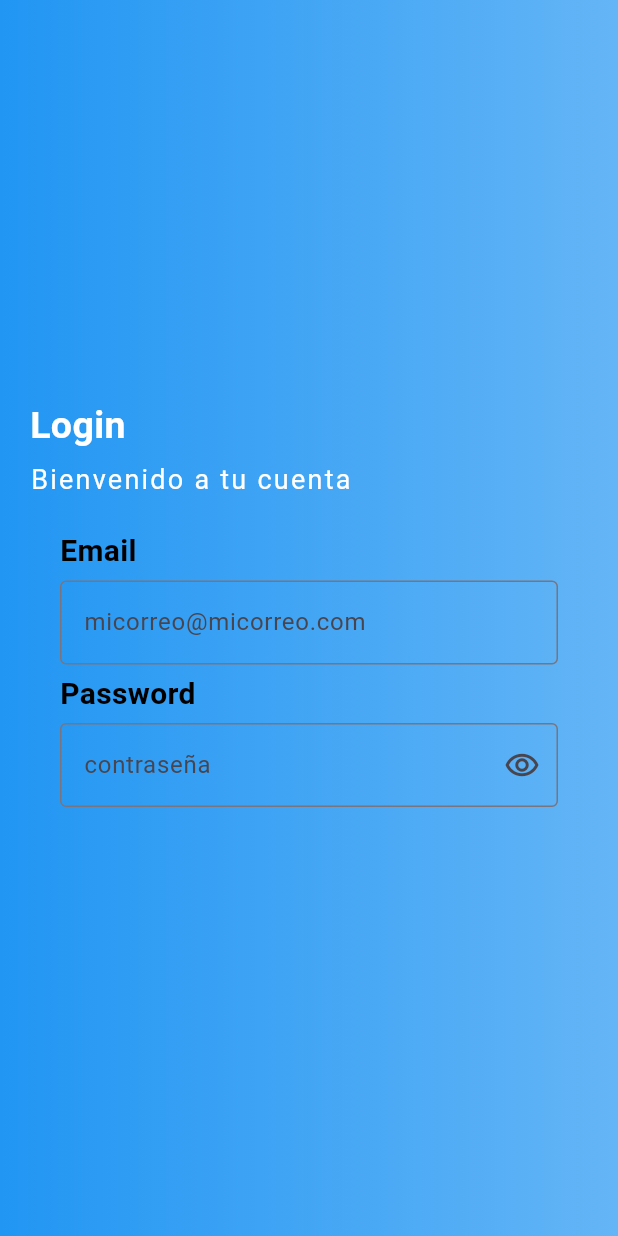
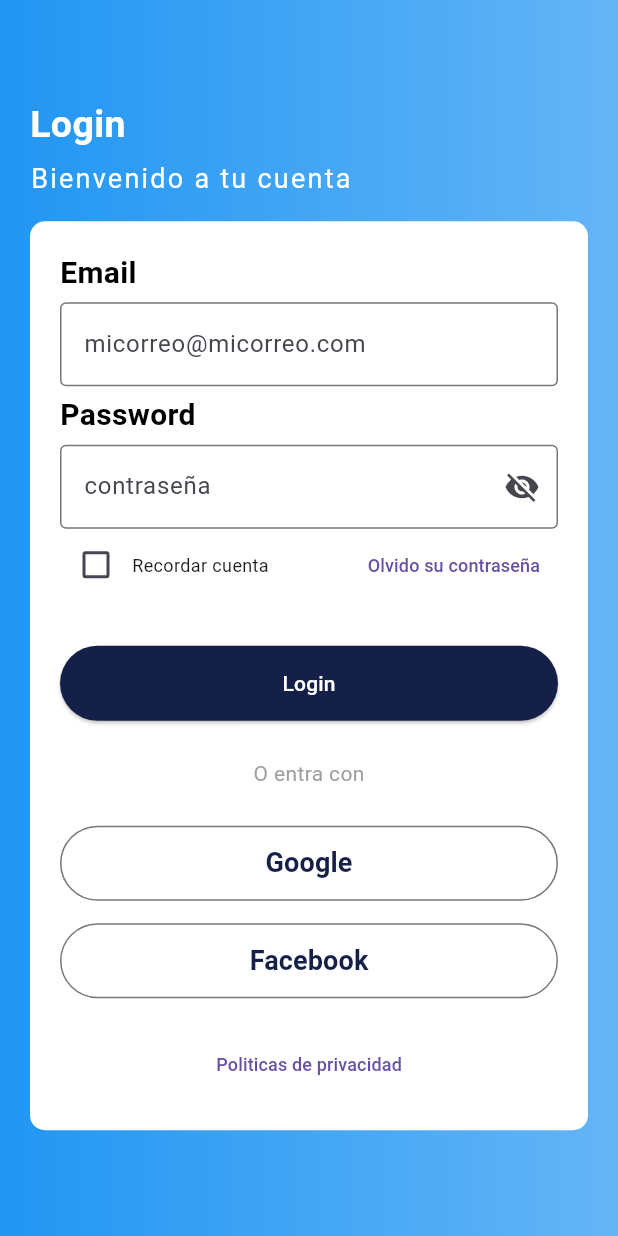
Before and after one commit to GabSalinas110403/countertes, a Flutter app: the screen it shows after launch, on a phone screen of 412 x 824 dp. Run offline on Flutter 3.47's test engine with Material 3 defaults, Android fonts, the phone set to English and light mode, and no system bars.

Commit message:
se agrego el boton de login

```diff
--- a/lib/main.dart
+++ b/lib/main.dart
@@ -10,6 +10,7 @@ class MyApp extends StatelessWidget {
   @override
   Widget build(BuildContext context) {
     return const MaterialApp(
+      debugShowCheckedModeBanner: false,
       title: 'Material App',
       home: LoginPage(),
     );
--- a/lib/pages/login_page.dart
+++ b/lib/pages/login_page.dart
@@ -68,7 +68,9 @@ class _ContenidoState extends State<Contenido> {
             style: TextStyle(
                 color: Colors.white, fontSize: 18, letterSpacing: 1.5),
           ),
+          SizedBox(height: 15),
           Datos(),
+          SizedBox(height: 5),
         ],
       ),
     );
@@ -83,10 +85,14 @@ class Datos extends StatefulWidget {
 }
 
 class _DatosState extends State<Datos> {
+  bool showPass = true;
+
   @override
   Widget build(BuildContext context) {
     return Container(
       padding: const EdgeInsets.all(20),
+      decoration: BoxDecoration(
+          borderRadius: BorderRadius.circular(10), color: Colors.white),
       child: Column(
         crossAxisAlignment: CrossAxisAlignment.start,
         children: [
@@ -116,17 +122,148 @@ class _DatosState extends State<Datos> {
           ),
           const SizedBox(height: 5),
           TextFormField(
-            obscureText: true,
+            obscureText: showPass,
             decoration: InputDecoration(
                 border: const OutlineInputBorder(),
                 hintText: 'contraseña',
                 suffixIcon: IconButton(
-                  icon: const Icon(Icons.remove_red_eye_outlined),
-                  onPressed: () {},
+                  icon:
+                      Icon(showPass ? Icons.visibility_off : Icons.visibility),
+                  onPressed: () => {
+                    setState(() {
+                      showPass = !showPass;
+                      //showPass == true ? showPass = false : showPass = true;
+                    })
+                  },
                 )),
-          )
+          ),
+          const Remember(),
+          const SizedBox(height: 30),
+          const Botones(),
         ],
       ),
     );
   }
 }
+
+class Remember extends StatefulWidget {
+  const Remember({super.key});
+
+  @override
+  State<Remember> createState() => _RememberState();
+}
+
+class _RememberState extends State<Remember> {
+  bool checked = false;
+
+  @override
+  Widget build(BuildContext context) {
+    return Row(
+      children: [
+        Checkbox(
+          value: checked,
+          onChanged: (value) {
+            setState(() => checked == false ? checked = true : checked = false);
+          },
+        ),
+        const Text(
+          "Recordar cuenta",
+          style: TextStyle(fontSize: 12),
+        ),
+        const Spacer(),
+        TextButton(
+          onPressed:
+              () {}, // ------------------------------------------------------------------------------------------------
+          child: const Text(
+            "Olvido su contraseña",
+            style: TextStyle(fontSize: 12),
+          ),
+        ),
+      ],
+    );
+  }
+}
+
+class Botones extends StatelessWidget {
+  const Botones({super.key});
+
+  @override
+  Widget build(BuildContext context) {
+    return Column(
+      children: [
+        SizedBox(
+          width: double.infinity,
+          height: 50,
+          child: ElevatedButton(
+            onPressed: () => {},
+            style: ButtonStyle(
+                backgroundColor:
+                    MaterialStateProperty.all<Color>(const Color(0xff142047))),
+            child: const Text(
+              "Login",
+              style: TextStyle(color: Colors.white),
+            ),
+          ),
+        ),
+        const SizedBox(
+          height: 25,
+          width: double.infinity,),
+        const Text(
+          'O entra con',
+          style: TextStyle(
+            color: Colors.grey,
+          ),
+        ),
+        const SizedBox(
+          height: 25 ,
+          width: double.infinity,
+        ),
+        SizedBox(
+          width: double.infinity,
+          height: 50,
+          child: OutlinedButton(
+            onPressed: () => {},
+            child: const Text(
+              'Google',
+              style: TextStyle(
+                color: Color(0xff142047),
+                fontWeight: FontWeight.bold,
+                fontSize: 18,
+              ),
+            )
+          ),
+        ),
+        const SizedBox(
+          height: 15)
+        ,
+        SizedBox(
+          width: double.infinity,
+          height: 50,
+          child: OutlinedButton(
+            onPressed: () => {},
+            child: const Text(
+              'Facebook',
+              style: TextStyle(
+                color: Color(0xff142047),
+                fontWeight: FontWeight.bold,
+                fontSize: 18,
+              ),
+            )
+          ),
+        ),
+        //const Container().
+       const SizedBox(
+          height: 20)
+        ,
+        TextButton(
+          onPressed:
+              () {}, // ------------------------------------------------------------------------------------------------
+          child: const Text(
+            "Politicas de privacidad",
+            style: TextStyle(fontSize: 12),
+          ),
+        ),
+      ],
+    );
+  }
+}
```
